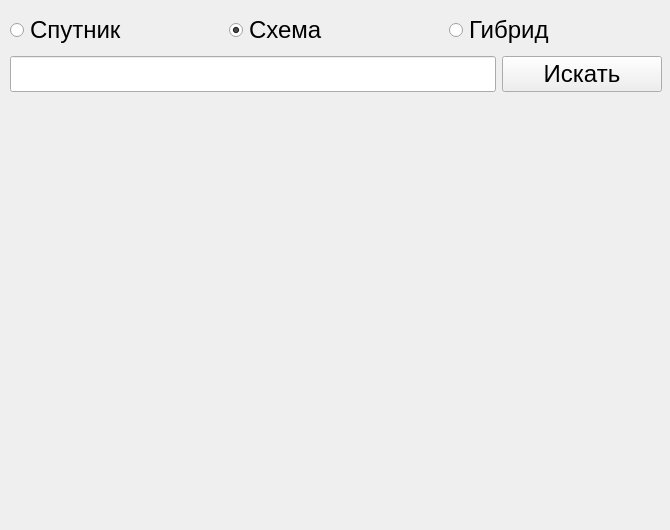
This is main.ui in pro100kamil/maps_api as Qt 5 draws it before an edit. The edited form follows.
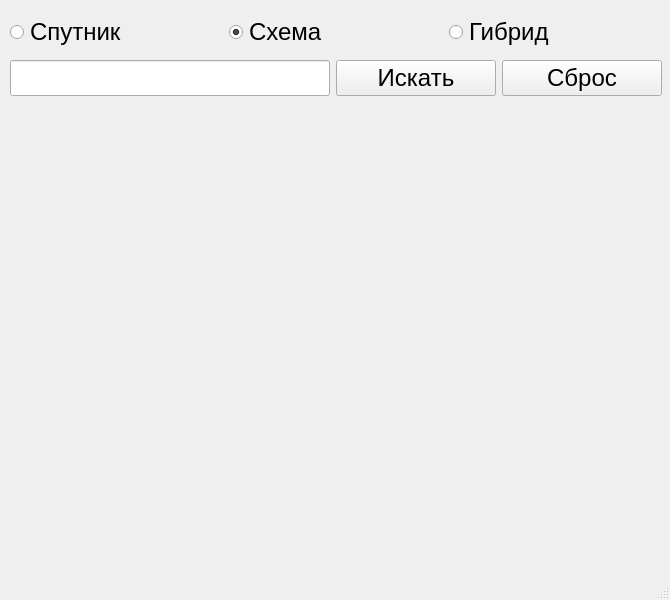
This is the edited form.

```diff
--- a/main.ui
+++ b/main.ui
@@ -7,7 +7,7 @@
     <x>0</x>
     <y>0</y>
     <width>670</width>
-    <height>530</height>
+    <height>600</height>
    </rect>
   </property>
   <property name="sizePolicy">
@@ -40,13 +40,13 @@
    <string notr="true"/>
   </property>
   <widget class="QWidget" name="centralwidget">
-   <widget class="QWidget" name="">
+   <widget class="QWidget" name="layoutWidget">
     <property name="geometry">
      <rect>
       <x>10</x>
       <y>10</y>
       <width>652</width>
-      <height>546</height>
+      <height>555</height>
      </rect>
     </property>
     <layout class="QVBoxLayout" name="verticalLayout">
@@ -117,6 +117,19 @@
          </property>
         </widget>
        </item>
+       <item>
+        <widget class="QPushButton" name="pushButton">
+         <property name="minimumSize">
+          <size>
+           <width>160</width>
+           <height>0</height>
+          </size>
+         </property>
+         <property name="text">
+          <string>Сброс</string>
+         </property>
+        </widget>
+       </item>
       </layout>
      </item>
      <item>
@@ -147,6 +160,20 @@
     </layout>
    </widget>
   </widget>
+  <widget class="QStatusBar" name="status">
+   <property name="sizePolicy">
+    <sizepolicy hsizetype="Preferred" vsizetype="Fixed">
+     <horstretch>0</horstretch>
+     <verstretch>0</verstretch>
+    </sizepolicy>
+   </property>
+   <property name="minimumSize">
+    <size>
+     <width>0</width>
+     <height>50</height>
+    </size>
+   </property>
+  </widget>
  </widget>
  <resources/>
  <connections/>
```
